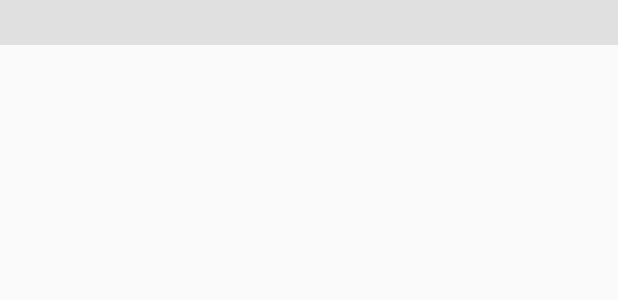
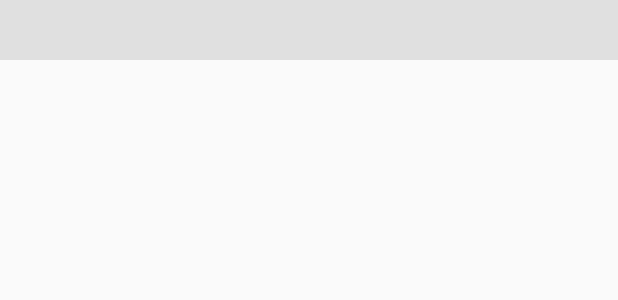
Before and after one commit to myleswh/Memes, an Android app: the layout listitem_main.xml on its own in the app's theme, with its tools: preview values and no code run, on a phone screen of 412 x 824 dp. Shown: the top 300 px of the screen. Run offline under Robolectric (Android 15) with nearby library versions, the phone set to English and light mode, and no system bars; network calls fail.

```diff
--- a/app/src/main/java/dankmemes/myleswh/dankmemes/mainpage/MainActivityContract.java
+++ b/app/src/main/java/dankmemes/myleswh/dankmemes/mainpage/MainActivityContract.java
@@ -8,13 +8,14 @@ import java.util.List;
 public class MainActivityContract {
     public interface View {
         public void clearImageUrls();
-        public void setImageUrls(List<String> urls);
+        public void addImages(List<String> urls);
         public void setLoading(boolean loading);
         public void setLoadingMore(boolean loadingMore);
     }
 
     public interface Presenter {
         public void loadImageUrls();
+        public void loadMoreImages();
         public void dispose();
     }
 }
--- a/app/src/main/java/dankmemes/myleswh/dankmemes/network/GalleryAPI.java
+++ b/app/src/main/java/dankmemes/myleswh/dankmemes/network/GalleryAPI.java
@@ -3,9 +3,10 @@ package dankmemes.myleswh.dankmemes.network;
 import io.reactivex.Single;
 import retrofit2.http.GET;
 import retrofit2.http.Headers;
+import retrofit2.http.Path;
 
 public interface GalleryAPI {
     @Headers("Authorization: Client-ID " + RetrofitUtils.PUBLIC_KEY)
-    @GET("3/gallery/r/dankmemes/new/0.json") //
-    public Single<GalleryModel> loadGallery();
+    @GET("3/gallery/r/dankmemes/new/{page}.json") //
+    public Single<GalleryModel> loadGallery(@Path("page") int page);
 }
--- a/app/src/main/res/layout/listitem_main.xml
+++ b/app/src/main/res/layout/listitem_main.xml
@@ -15,7 +15,7 @@
     </ImageView>
 
     <View
-        android:background="@color/grey_100"
+        android:background="@color/grey_300"
         android:layout_width="match_parent"
-        android:layout_height="30dp" />
+        android:layout_height="40dp" />
 </LinearLayout>
--- /dev/null
+++ b/app/src/main/res/values-v21/styles.xml
@@ -0,0 +1,11 @@
+<resources>
+
+    <!-- Base application theme. -->
+    <style name="AppTheme" parent="BaseTheme">
+        <!-- Customize your theme here. -->
+        <item name="android:windowTranslucentNavigation">true</item>
+        <item name="android:windowTranslucentStatus">true</item>
+        <item name="android:fitsSystemWindows">false</item>
+    </style>
+
+</resources>
--- a/app/src/main/res/values/colors.xml
+++ b/app/src/main/res/values/colors.xml
@@ -4,5 +4,5 @@
     <color name="colorPrimaryDark">#303F9F</color>
     <color name="colorAccent">#FF4081</color>
 
-    <color name="grey_100">#E0E0E0</color>
+    <color name="grey_300">#E0E0E0</color>
 </resources>
--- a/app/src/main/res/values/styles.xml
+++ b/app/src/main/res/values/styles.xml
@@ -1,11 +1,13 @@
 <resources>
 
     <!-- Base application theme. -->
-    <style name="AppTheme" parent="Theme.AppCompat.Light.NoActionBar">
+    <style name="BaseTheme" parent="Theme.AppCompat.Light.NoActionBar">
         <!-- Customize your theme here. -->
         <item name="colorPrimary">@color/colorPrimary</item>
         <item name="colorPrimaryDark">@color/colorPrimaryDark</item>
         <item name="colorAccent">@color/colorAccent</item>
     </style>
 
+    <style name="AppTheme" parent="BaseTheme" />
+
 </resources>
```
Also changed, not shown: app/src/main/java/dankmemes/myleswh/dankmemes/mainpage/MainActivity.java (+15 -4 lines), app/src/main/java/dankmemes/myleswh/dankmemes/mainpage/MainAdapter.java (+6 -2 lines), app/src/main/java/dankmemes/myleswh/dankmemes/mainpage/MainPresenter.java (+32 -9 lines).
